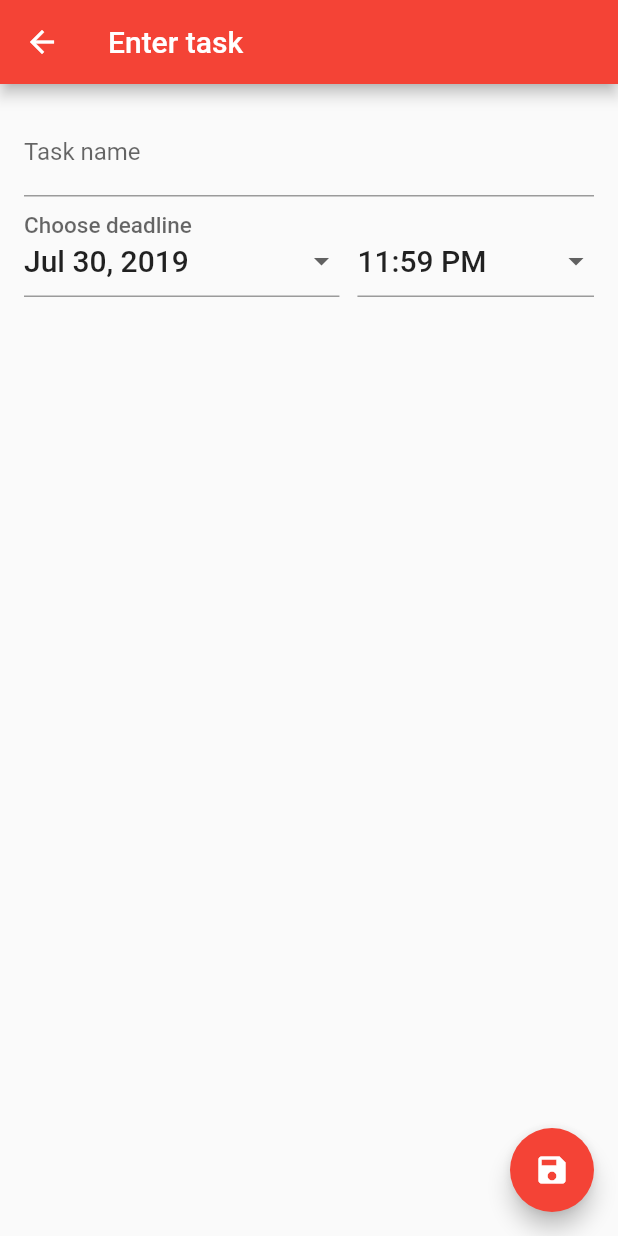
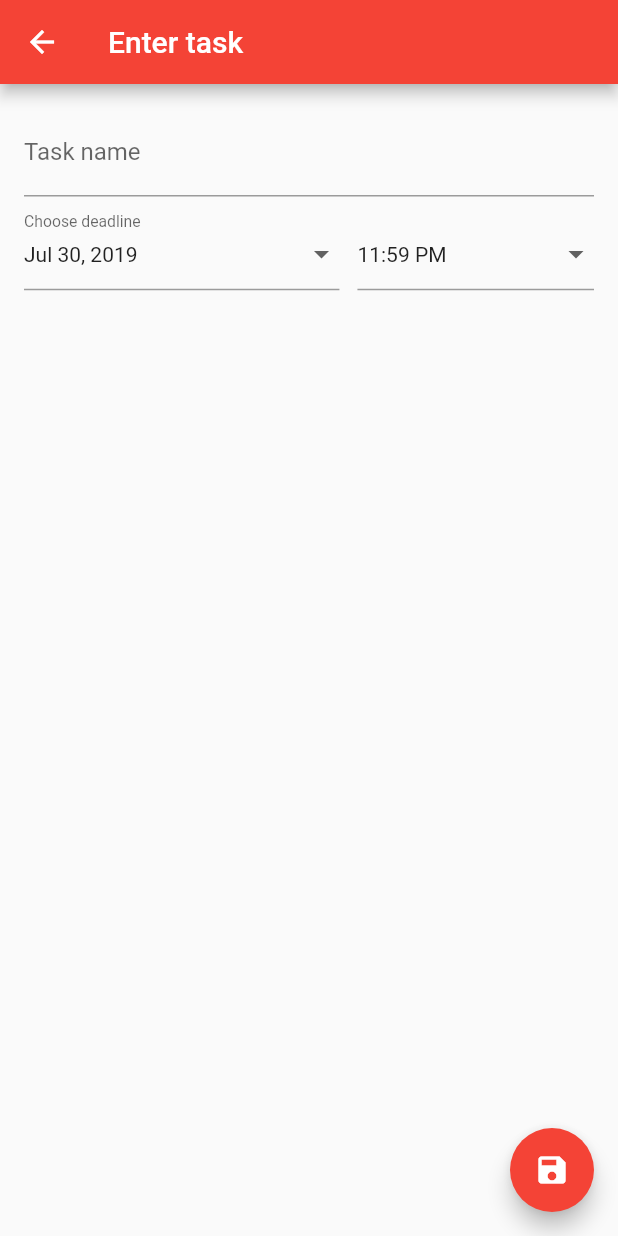
Before and after one commit to harshgo/earliest_deadline_first, a Flutter app: the GetInput screen opened directly with empty values, on a phone screen of 412 x 824 dp. Run offline on Flutter 3.47's test engine with Material 2 defaults, Android fonts, the phone set to English and light mode, and no system bars.

Commit message:
Changed style of datetime entry in order to avoid overflow when editing tasks.

```diff
--- a/lib/date_time_picker.dart
+++ b/lib/date_time_picker.dart
@@ -40,7 +40,7 @@ class DateTimePicker extends StatelessWidget {
 
   @override
   Widget build(BuildContext context) {
-    final TextStyle valueStyle = Theme.of(context).textTheme.title;
+    final TextStyle valueStyle = Theme.of(context).textTheme.body1;
     return Row(
       crossAxisAlignment: CrossAxisAlignment.end,
       children: <Widget>[
```
